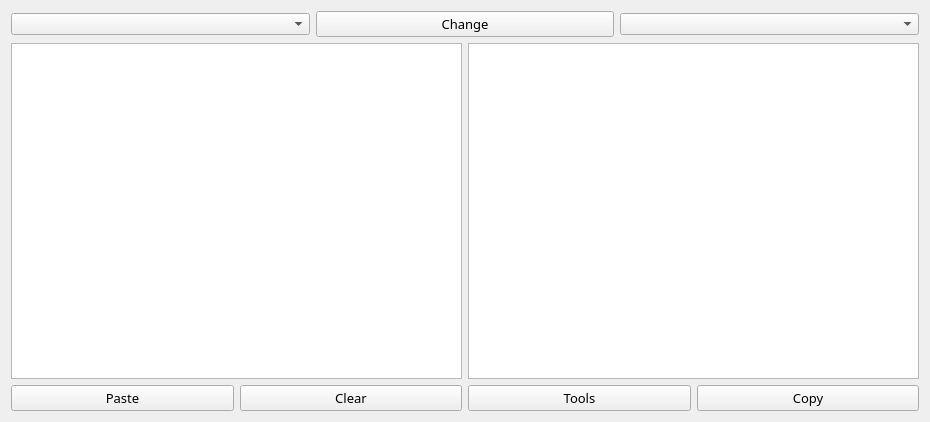
This is Templates/MainForm.ui in JE8879/Language-Translator as Qt 5 draws it before an edit. The edited form follows.
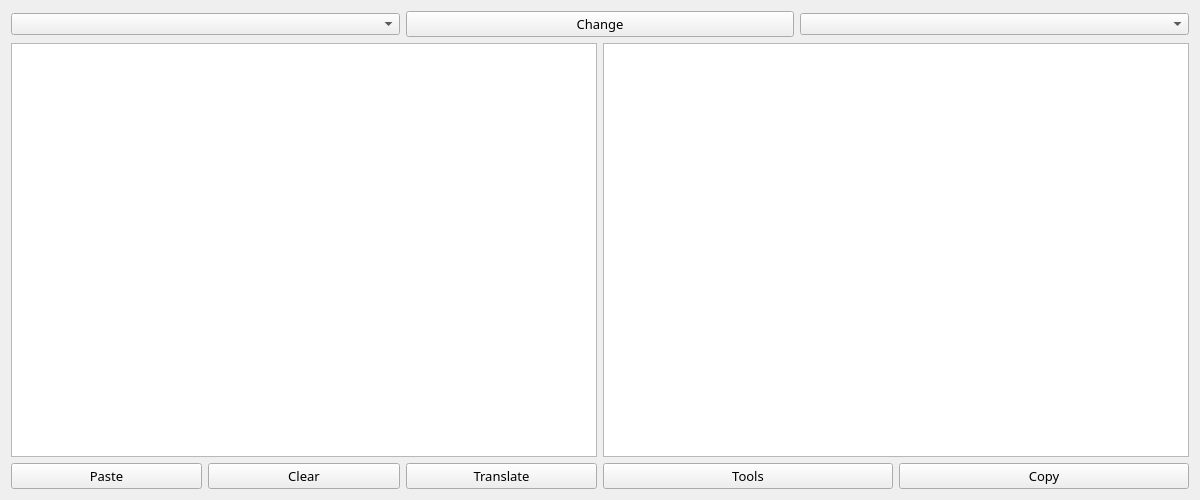
This is the edited form. Icons and pictures are not drawn.

Patch:
```diff
--- a/Templates/MainForm.ui
+++ b/Templates/MainForm.ui
@@ -6,8 +6,8 @@
    <rect>
     <x>0</x>
     <y>0</y>
-    <width>930</width>
-    <height>422</height>
+    <width>1200</width>
+    <height>500</height>
    </rect>
   </property>
   <property name="sizePolicy">
@@ -144,6 +144,23 @@
        </property>
       </widget>
      </item>
+     <item>
+      <widget class="QPushButton" name="BtnTranslate">
+       <property name="font">
+        <font>
+         <family>Century Gothic</family>
+         <pointsize>10</pointsize>
+        </font>
+       </property>
+       <property name="text">
+        <string>Translate</string>
+       </property>
+       <property name="icon">
+        <iconset>
+         <normaloff>../Assets/Images/IMG-Translator.png</normaloff>../Assets/Images/IMG-Translator.png</iconset>
+       </property>
+      </widget>
+     </item>
     </layout>
    </item>
   </layout>
```
Left out of the diff: 4 changed lines with no effect on the pictures.
